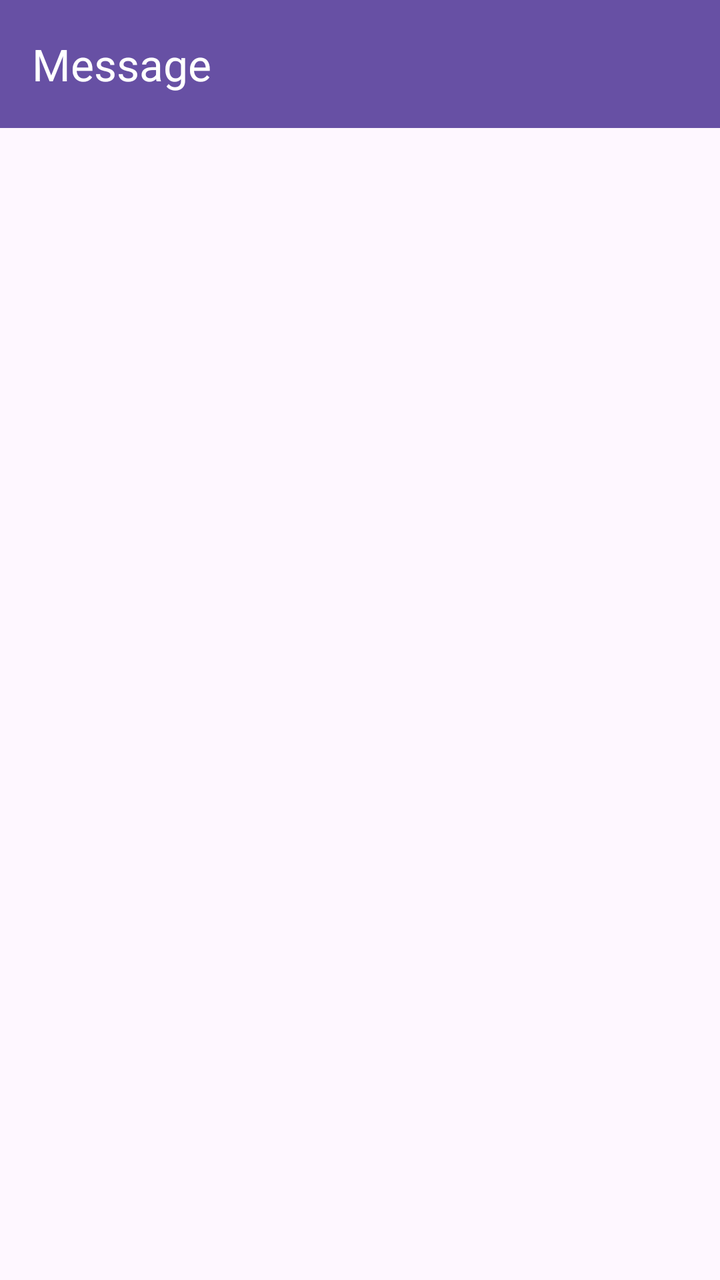
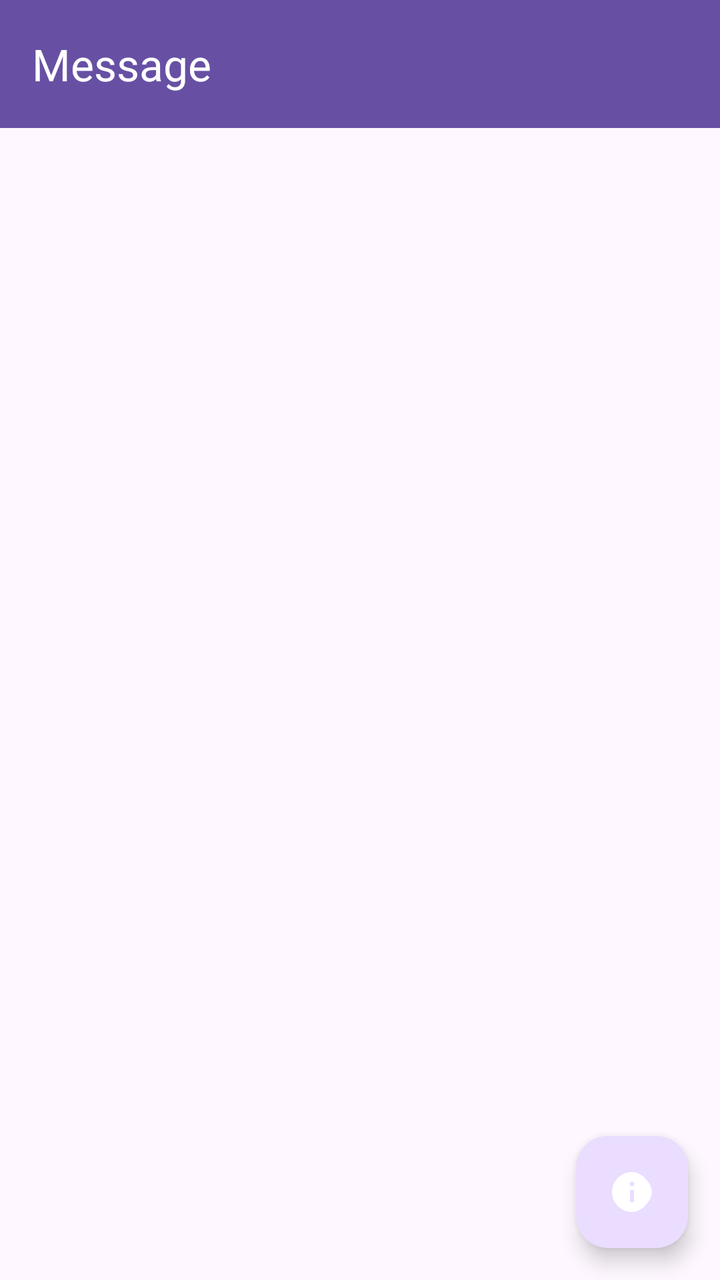

The first picture is an Android layout as it rendered before a commit; the second is the same layout after the commit. The layout source and the unified diff follow.
<!-- AndroidManifest.xml: application theme Theme.Per3Sefriansyah_3TIE -->
<!-- res/layout/fragment_message.xml -->
<?xml version="1.0" encoding="utf-8"?>
<androidx.coordinatorlayout.widget.CoordinatorLayout
    xmlns:android="http://schemas.android.com/apk/res/android"
    xmlns:app="http://schemas.android.com/apk/res-auto"
    xmlns:tools="http://schemas.android.com/tools"
    android:layout_width="match_parent"
    android:layout_height="match_parent"
    tools:context=".pertemuan10.FragmentMessage">

    <com.google.android.material.appbar.AppBarLayout
        android:id="@+id/appBarLayout"
        android:layout_width="match_parent"
        android:layout_height="wrap_content"
        android:theme="@style/ThemeOverlay.AppCompat.Dark.ActionBar">

        <androidx.appcompat.widget.Toolbar
            android:id="@+id/toolbar"
            android:layout_width="match_parent"
            android:layout_height="?attr/actionBarSize"
            android:background="?attr/colorPrimary"
            app:layout_scrollFlags="scroll|enterAlways"
            app:title="Message"
            app:titleTextColor="@android:color/white" />

    </com.google.android.material.appbar.AppBarLayout>

    <ListView
        android:id="@+id/listMessageItems"
        android:layout_width="match_parent"
        android:layout_height="match_parent"
        app:layout_behavior="@string/appbar_scrolling_view_behavior" />

</androidx.coordinatorlayout.widget.CoordinatorLayout>
<!-- resources referenced by this layout -->
<resources>
  <style name="Theme.Per3Sefriansyah_3TIE" parent="Base.Theme.Per3Sefriansyah_3TIE" />
  <style name="Base.Theme.Per3Sefriansyah_3TIE" parent="Theme.Material3.DayNight.NoActionBar">
          
          
      </style>
</resources>

<!-- the commit's change to res/layout/fragment_message.xml (unified diff, before → after) -->
@@ -30,4 +30,14 @@
         android:layout_height="match_parent"
         app:layout_behavior="@string/appbar_scrolling_view_behavior" />
 
+    <com.google.android.material.floatingactionbutton.FloatingActionButton
+        android:id="@+id/fabTutorial"
+        android:layout_width="wrap_content"
+        android:layout_height="wrap_content"
+        android:layout_gravity="bottom|end"
+        android:layout_margin="16dp"
+        android:contentDescription="Tutorial Message"
+        android:src="@drawable/ic_info"
+        app:tint="@android:color/white" />
+
 </androidx.coordinatorlayout.widget.CoordinatorLayout>
<!-- resource entries referenced after the edit -->
@@ -1,5 +1,16 @@
 <!-- resources referenced by this layout -->
 <resources>
+  <!-- drawable ic_info (drawable) -->
+  <vector xmlns:android="http://schemas.android.com/apk/res/android"
+      android:width="24dp"
+      android:height="24dp"
+      android:viewportWidth="24"
+      android:viewportHeight="24"
+      android:tint="?attr/colorControlNormal">
+    <path
+        android:fillColor="@android:color/white"
+        android:pathData="M12,2C6.48,2 2,6.48 2,12s4.48,10 10,10 10,-6.48 10,-10S17.52,2 12,2zM13,17h-2v-6h2v6zM13,9h-2L11,7h2v2z"/>
+  </vector>
   <style name="Theme.Per3Sefriansyah_3TIE" parent="Base.Theme.Per3Sefriansyah_3TIE" />
   <style name="Base.Theme.Per3Sefriansyah_3TIE" parent="Theme.Material3.DayNight.NoActionBar">
           
